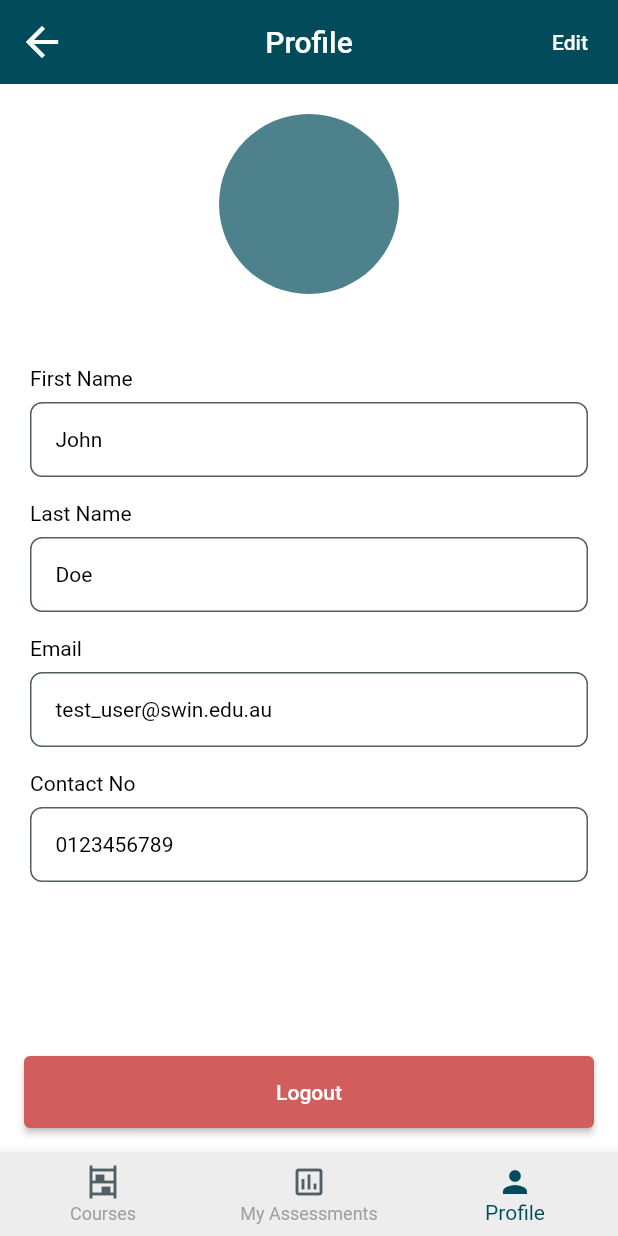
After one commit to 104321022/corpu-employee-front-end, a Flutter app: the EmployeeDashboardScreen screen opened by its route, item 3 of the bottom bar chosen, on a phone screen of 412 x 824 dp. The commit adds this screen. Run offline on Flutter 3.47's test engine with Material 2 defaults, Android fonts, the light colour scheme and no system bars; our stand-ins replace connectivity_plus, dio, equatable, flutter_bloc, flutter_svg, get and 2 more; accounts and stored records are empty.

Commit message:
Employee Dashboard
Employee Dashboard UI:
- Courses
- Assessments
- Profile

```diff
--- a/lib/app/modules/main/employee_dashboard/employee_dashboard.dart
+++ b/lib/app/modules/main/employee_dashboard/employee_dashboard.dart
@@ -0,0 +1,5 @@
+export 'employee_dashboard_cubit.dart';
+export 'employee_dashboard_screen.dart';
+export 'employee_courses_page.dart';
+export 'employee_assessment_page.dart';
+export 'employee_profile_page.dart';
--- /dev/null
+++ b/lib/app/modules/main/employee_dashboard/employee_dashboard_screen.dart
@@ -0,0 +1,77 @@
+import 'package:flutter/material.dart';
+import 'package:flutter_bloc/flutter_bloc.dart';
+
+import '../../../../resources/resources.dart';
+import '../../../app.dart';
+
+class EmployeeDashboardScreen extends StatelessWidget {
+  const EmployeeDashboardScreen({super.key});
+
+  @override
+  Widget build(BuildContext context) {
+    return MultiBlocProvider(
+      providers: [
+        BlocProvider<EmployeeDashboardCubit>(
+          create: (context) => EmployeeDashboardCubit(context),
+        ),
+      ],
+      child: BlocBuilder<EmployeeDashboardCubit, EmployeeDashboardState>(
+        builder: (context, state) {
+          var dashboardCubit = context.read<EmployeeDashboardCubit>();
+
+          var pages = [
+            EmployeeCoursesPage(dashboardCubit: dashboardCubit),
+            EmployeeAssessmentPage(dashboardCubit: dashboardCubit),
+            EmployeeProfilePage(dashboardCubit: dashboardCubit),
+          ];
+
+          return Scaffold(
+            body: pages[state.selectedIndex],
+            bottomNavigationBar: BottomNavigationBar(
+              onTap: dashboardCubit.onItemSelected,
+              currentIndex: state.selectedIndex,
+              items: [
+                BottomNavigationBarItem(
+                  label: Res.string.courses,
+                  icon: Icon(
+                    Icons.shelves,
+                    color: Res.colors.darkGreyColor,
+                  ),
+                  activeIcon: Icon(
+                    Icons.shelves,
+                    color: Res.colors.materialColor,
+                  ),
+                  tooltip: Res.string.courses,
+                ),
+                BottomNavigationBarItem(
+                  label: Res.string.myAssessments,
+                  icon: Icon(
+                    Icons.assessment_outlined,
+                    color: Res.colors.darkGreyColor,
+                  ),
+                  activeIcon: Icon(
+                    Icons.assessment_outlined,
+                    color: Res.colors.materialColor,
+                  ),
+                  tooltip: Res.string.myAssessments,
+                ),
+                BottomNavigationBarItem(
+                  label: Res.string.profile,
+                  icon: Icon(
+                    Icons.person,
+                    color: Res.colors.darkGreyColor,
+                  ),
+                  activeIcon: Icon(
+                    Icons.person,
+                    color: Res.colors.materialColor,
+                  ),
+                  tooltip: Res.string.profile,
+                ),
+              ],
+            ),
+          );
+        },
+      ),
+    );
+  }
+}
--- /dev/null
+++ b/lib/app/modules/main/employee_dashboard/employee_dashboard_state.dart
@@ -0,0 +1,42 @@
+part of 'employee_dashboard_cubit.dart';
+
+class EmployeeDashboardState extends Equatable {
+  const EmployeeDashboardState({
+    this.loading = false,
+    this.message = '',
+    this.apiResponseStatus,
+    this.selectedIndex = 0,
+    this.currentPageTitle = '',
+  });
+
+  final bool loading;
+  final String message;
+  final ApiResponseStatus? apiResponseStatus;
+  final int selectedIndex;
+  final String currentPageTitle;
+
+  @override
+  List<Object?> get props => [
+        loading,
+        message,
+        apiResponseStatus,
+        selectedIndex,
+        currentPageTitle,
+      ];
+
+  EmployeeDashboardState copyWith({
+    bool? loading,
+    String? message,
+    ApiResponseStatus? apiResponseStatus,
+    int? selectedIndex,
+    String? currentPageTitle,
+  }) {
+    return EmployeeDashboardState(
+      loading: loading ?? this.loading,
+      message: message ?? this.message,
+      apiResponseStatus: apiResponseStatus ?? this.apiResponseStatus,
+      selectedIndex: selectedIndex ?? this.selectedIndex,
+      currentPageTitle: currentPageTitle ?? this.currentPageTitle,
+    );
+  }
+}
--- /dev/null
+++ b/lib/app/modules/main/employee_dashboard/employee_profile_page.dart
@@ -0,0 +1,113 @@
+import 'package:flutter/material.dart';
+import 'package:get/get.dart';
+
+import '../../../../resources/resources.dart';
+import '../../../app.dart';
+
+class EmployeeProfilePage extends StatelessWidget {
+  const EmployeeProfilePage({
+    super.key,
+    required this.dashboardCubit,
+  });
+
+  final EmployeeDashboardCubit dashboardCubit;
+
+  @override
+  Widget build(BuildContext context) {
+    return Scaffold(
+      appBar: AppBar(
+        title: Text(Res.string.profile),
+        actions: [
+          TextButton(
+            onPressed: () {},
+            child: Text(
+              Res.string.edit,
+              style: TextStyle(
+                color: Res.colors.whiteColor,
+              ),
+            ),
+          )
+        ],
+      ),
+      body: Column(
+        children: [
+          Expanded(
+            child: ListView(
+              padding: const EdgeInsets.all(20.0),
+              children: [
+                const CircleAvatar(
+                  radius: 60.0,
+                ),
+                const SizedBox(height: 48.0),
+                Text(Res.string.firstName),
+                const SizedBox(height: 8.0),
+                Container(
+                  padding: const EdgeInsets.all(16.0),
+                  decoration: BoxDecoration(
+                    border: Border.all(
+                      color: Res.colors.darkGreyColor,
+                    ),
+                    borderRadius: BorderRadius.circular(8.0),
+                  ),
+                  child: Text('John'),
+                ),
+                const SizedBox(height: 16.0),
+                Text(Res.string.lastName),
+                const SizedBox(height: 8.0),
+                Container(
+                  padding: const EdgeInsets.all(16.0),
+                  decoration: BoxDecoration(
+                    border: Border.all(
+                      color: Res.colors.darkGreyColor,
+                    ),
+                    borderRadius: BorderRadius.circular(8.0),
+                  ),
+                  child: Text('Doe'),
+                ),
+                const SizedBox(height: 16.0),
+                Text(Res.string.email),
+                const SizedBox(height: 8.0),
+                Container(
+                  padding: const EdgeInsets.all(16.0),
+                  decoration: BoxDecoration(
+                    border: Border.all(
+                      color: Res.colors.darkGreyColor,
+                    ),
+                    borderRadius: BorderRadius.circular(8.0),
+                  ),
+                  child: Text('test_user@swin.edu.au'),
+                ),
+                const SizedBox(height: 16.0),
+                Text(Res.string.contactNo),
+                const SizedBox(height: 8.0),
+                Container(
+                  padding: const EdgeInsets.all(16.0),
+                  decoration: BoxDecoration(
+                    border: Border.all(
+                      color: Res.colors.darkGreyColor,
+                    ),
+                    borderRadius: BorderRadius.circular(8.0),
+                  ),
+                  child: Text('0123456789'),
+                ),
+              ],
+            ),
+          ),
+          ElevatedButton(
+            onPressed: dashboardCubit.logout,
+            style: ElevatedButton.styleFrom(
+              minimumSize: const Size(
+                double.maxFinite,
+                48.0,
+              ),
+              backgroundColor: Res.colors.chestnutRedColor,
+            ),
+            child: Text(
+              Res.string.logout,
+            ),
+          ).marginAll(16.0),
+        ],
+      ),
+    );
+  }
+}
--- a/lib/app/routes/route_constants.dart
+++ b/lib/app/routes/route_constants.dart
@@ -4,4 +4,5 @@ abstract class Routes {
   static const signin = '/signin';
   static const signup = '/signup';
   static const staffDashboard = '/staff-dashboard';
+  static const employeeDashboard = '/employee-dashboard';
 }
--- a/lib/app/routes/route_generator.dart
+++ b/lib/app/routes/route_generator.dart
@@ -38,6 +38,10 @@ class RouteGenerator {
       case Routes.staffDashboard:
         return _PageTransition(
           child: const StaffDashboardScreen(),
+        );
+      case Routes.employeeDashboard:
+        return _PageTransition(
+          child: const EmployeeDashboardScreen(),
         );
       // case Routes.forgotPassword:
       //   return _PageTransition(
```
Also changed, not shown: lib/app/modules/main/employee_dashboard/employee_assessment_page.dart (added, +70 -0 lines), lib/app/modules/main/employee_dashboard/employee_courses_page.dart (added, +75 -0 lines), lib/app/modules/main/employee_dashboard/employee_dashboard_cubit.dart (added, +106 -0 lines), lib/app/modules/user/signin/signin_cubit.dart (+7 -1 lines), 4 other files.
